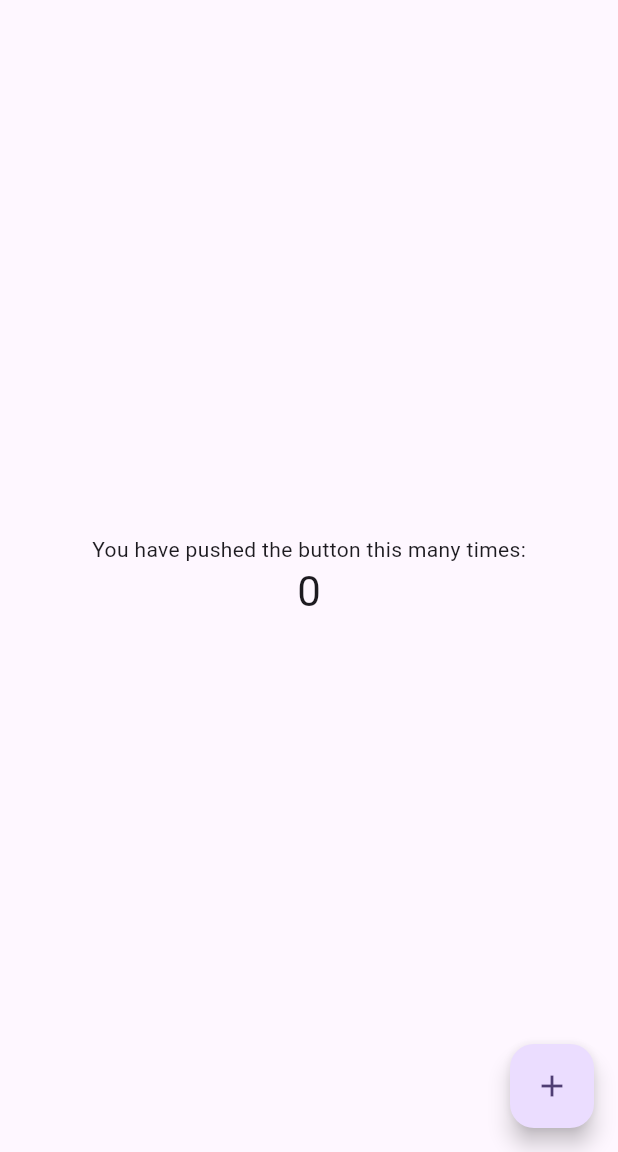
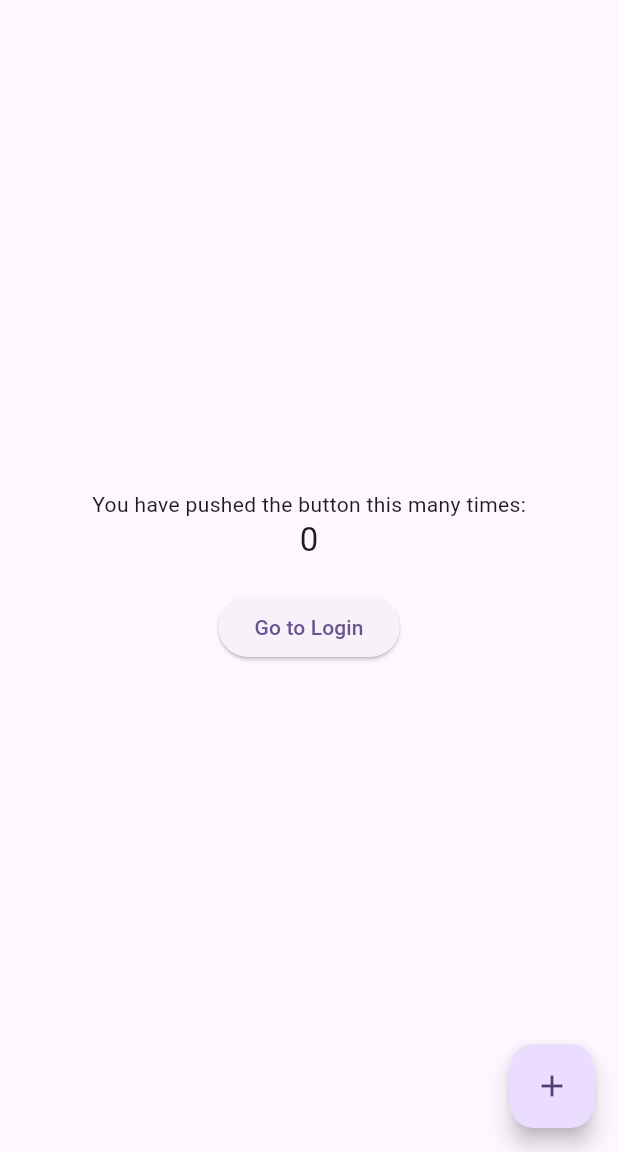
Before and after one commit to Crispolein/Astroapp, a Flutter app: the screen it shows after launch, on a phone screen of 412 x 824 dp, the part 84-1236 px from its top. Run offline on Flutter 3.47's test engine with Material 3 defaults, Android fonts, the phone set to English and light mode, and no system bars.

Commit message:
Backend Login
Se implementa logica del login

```diff
--- a/lib/main.dart
+++ b/lib/main.dart
@@ -1,33 +1,17 @@
 import 'package:flutter/material.dart';
+import 'login.dart'; // Importa el archivo de tu login
 
 void main() {
   runApp(const MyApp());
 }
 
 class MyApp extends StatelessWidget {
-  const MyApp({super.key});
-
-  // This widget is the root of your application.
+  const MyApp({Key? key}) : super(key: key);
   @override
   Widget build(BuildContext context) {
     return MaterialApp(
       title: 'Flutter Demo',
       theme: ThemeData(
-        // This is the theme of your application.
-        //
-        // TRY THIS: Try running your application with "flutter run". You'll see
-        // the application has a purple toolbar. Then, without quitting the app,
-        // try changing the seedColor in the colorScheme below to Colors.green
-        // and then invoke "hot reload" (save your changes or press the "hot
-        // reload" button in a Flutter-supported IDE, or press "r" if you used
-        // the command line to start the app).
-        //
-        // Notice that the counter didn't reset back to zero; the application
-        // state is not lost during the reload. To reset the state, use hot
-        // restart instead.
-        //
-        // This works for code too, not just values: Most code changes can be
-        // tested with just a hot reload.
         colorScheme: ColorScheme.fromSeed(seedColor: Colors.deepPurple),
         useMaterial3: true,
       ),
@@ -37,72 +21,29 @@ class MyApp extends StatelessWidget {
 }
 
 class MyHomePage extends StatefulWidget {
-  const MyHomePage({super.key, required this.title});
-
-  // This widget is the home page of your application. It is stateful, meaning
-  // that it has a State object (defined below) that contains fields that affect
-  // how it looks.
-
-  // This class is the configuration for the state. It holds the values (in this
-  // case the title) provided by the parent (in this case the App widget) and
-  // used by the build method of the State. Fields in a Widget subclass are
-  // always marked "final".
-
+  const MyHomePage({Key? key, required this.title}) : super(key: key);
   final String title;
-
   @override
   State<MyHomePage> createState() => _MyHomePageState();
 }
 
 class _MyHomePageState extends State<MyHomePage> {
   int _counter = 0;
-
   void _incrementCounter() {
     setState(() {
-      // This call to setState tells the Flutter framework that something has
-      // changed in this State, which causes it to rerun the build method below
-      // so that the display can reflect the updated values. If we changed
-      // _counter without calling setState(), then the build method would not be
-      // called again, and so nothing would appear to happen.
       _counter++;
     });
   }
 
   @override
   Widget build(BuildContext context) {
-    // This method is rerun every time setState is called, for instance as done
-    // by the _incrementCounter method above.
-    //
-    // The Flutter framework has been optimized to make rerunning build methods
-    // fast, so that you can just rebuild anything that needs updating rather
-    // than having to individually change instances of widgets.
     return Scaffold(
       appBar: AppBar(
-        // TRY THIS: Try changing the color here to a specific color (to
-        // Colors.amber, perhaps?) and trigger a hot reload to see the AppBar
-        // change color while the other colors stay the same.
         backgroundColor: Theme.of(context).colorScheme.inversePrimary,
-        // Here we take the value from the MyHomePage object that was created by
-        // the App.build method, and use it to set our appbar title.
         title: Text(widget.title),
       ),
       body: Center(
-        // Center is a layout widget. It takes a single child and positions it
-        // in the middle of the parent.
         child: Column(
-          // Column is also a layout widget. It takes a list of children and
-          // arranges them vertically. By default, it sizes itself to fit its
-          // children horizontally, and tries to be as tall as its parent.
-          //
-          // Column has various properties to control how it sizes itself and
-          // how it positions its children. Here we use mainAxisAlignment to
-          // center the children vertically; the main axis here is the vertical
-          // axis because Columns are vertical (the cross axis would be
-          // horizontal).
-          //
-          // TRY THIS: Invoke "debug painting" (choose the "Toggle Debug Paint"
-          // action in the IDE, or press "p" in the console), to see the
-          // wireframe for each widget.
           mainAxisAlignment: MainAxisAlignment.center,
           children: <Widget>[
             const Text(
@@ -110,7 +51,20 @@ class _MyHomePageState extends State<MyHomePage> {
             ),
             Text(
               '$_counter',
-              style: Theme.of(context).textTheme.headlineMedium,
+              style: Theme.of(context).textTheme.headline6,
+            ),
+            const SizedBox(height: 20),
+            ElevatedButton(
+              onPressed: () {
+                // Navegar a la pantalla de login
+                Navigator.push(
+                  context,
+                  MaterialPageRoute(
+                      builder: (context) =>
+                          Login()), // Reemplaza 'Login()' con tu widget de login
+                );
+              },
+              child: const Text('Go to Login'),
             ),
           ],
         ),
@@ -119,7 +73,7 @@ class _MyHomePageState extends State<MyHomePage> {
         onPressed: _incrementCounter,
         tooltip: 'Increment',
         child: const Icon(Icons.add),
-      ), // This trailing comma makes auto-formatting nicer for build methods.
+      ),
     );
   }
 }
```
Also changed, not shown: lib/login.dart (added, +65 -0 lines).
